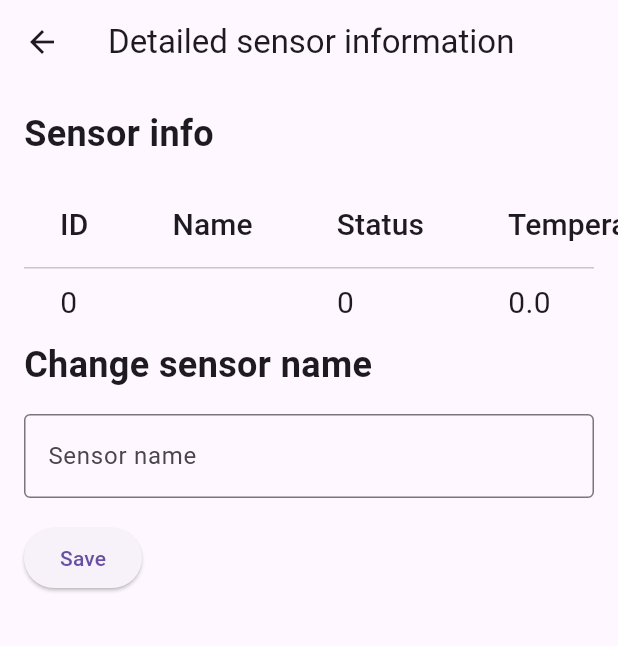
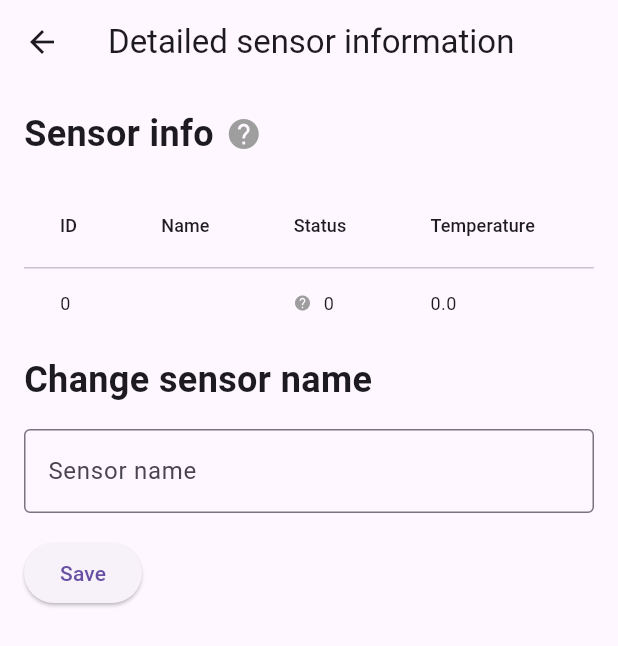
Before and after one commit to havel32/test_case, a Flutter app: the SensorDetailScreen screen opened directly with empty values, on a phone screen of 412 x 824 dp. Shown: the top 646 px of the screen. Run offline on Flutter 3.47's test engine with Material 3 defaults, Android fonts, the phone set to English and light mode, and no system bars.

Commit message:
Added comments, autoresizing table, theme switcher button and formatted

```diff
--- a/test_case_sensors/lib/Models/model.dart
+++ b/test_case_sensors/lib/Models/model.dart
@@ -2,13 +2,15 @@ import 'dart:convert';
 import 'package:flutter/services.dart' show rootBundle;
 
 
+//Сlass representing sensors
 class Sensor {
-  final int sensorId;
-  String name;
-  final int status;
-  final double? temperature;
-  final double? humidity;
+  final int sensorId;         // Sensor's unique ID
+  String name;                // Sensor's name (changeable)
+  final int status;           // Sensor's status
+  final double? temperature;  // Sensor's temperature (nullable)
+  final double? humidity;     // Sensor's humidity (nullable)
 
+  // Constructor to initialize a sensor object
   Sensor({
     required this.sensorId,
     required this.name,
@@ -17,6 +19,7 @@ class Sensor {
     this.humidity,
   });
 
+  // Factory constructor to create a sensor from a JSON object
   factory Sensor.fromJson(Map<String, dynamic> json) {
     return Sensor(
       sensorId: json['sensor_id'] ?? null,
@@ -28,7 +31,10 @@ class Sensor {
   }
 }
 
+
+// Class that handles loading sensor data
 class SensorModel{
+  // Method to fetch sensor data from a JSON file stored in the app's assets
   Future<List<Sensor>> fetchSensorsFromAssets() async {
     String jsonString = await rootBundle.loadString('assets/data.json');
     final List<dynamic> jsonData = jsonDecode(jsonString);
--- a/test_case_sensors/lib/View/view.dart
+++ b/test_case_sensors/lib/View/view.dart
@@ -1,103 +1,63 @@
 import 'package:flutter/material.dart';
+import 'package:provider/provider.dart';
 import '../Models/model.dart';
 import '../ViewModel/viewmodel.dart';
+import 'view_provider.dart';
 
 
-
-
-
-
+// Main screen displaying thee list of sensors
 class SensorListScreen extends StatefulWidget {
   final List<Sensor> sensors;
 
   const SensorListScreen({super.key, required this.sensors});
 
-
   @override
   SensorListScreenState createState() => SensorListScreenState();
-
 }
 
 
 class SensorListScreenState extends State<SensorListScreen>{
+
+  // ViewModel for changing sensor's name and setting color and color according to status
   SensorViewModel logicViewModel = SensorViewModel(model: SensorModel());
 
-  String _searchQuery = '';
-
-  // Function for getting a color by status
-  Color _getStatusColor(int status) {
-    switch (status) {
-      case 1:
-        return Colors.green;
-      case 2:
-        return Colors.red;
-      case 3:
-        return Colors.red;
-      case 4:
-        return Colors.yellow;
-      case 5:
-        return Colors.green;
-      case 6:
-        return Colors.grey;
-      case 7:
-        return Colors.yellow;
-      case 8:
-        return Colors.yellow;
-      case 9:
-        return Colors.yellow;
-      default:
-        return Colors.grey;
-    }
-  }
-
-  // Function for getting an icon by status
-  IconData _getStatusIcon(int status) {
-    switch (status) {
-      case 1:
-        return Icons.check_circle;
-      case 2:
-        return Icons.warning_outlined;
-      case 3:
-        return Icons.fireplace;
-      case 4:
-        return Icons.lock_open;
-      case 5:
-        return Icons.lock;
-      case 6:
-        return Icons.nearby_error_outlined;
-      case 7:
-        return Icons.battery_alert;
-      case 8:
-        return Icons.thermostat;
-      case 9:
-        return Icons.water;
-      default:
-        return Icons.help;
-    }
-  }
+  // To store search query entered by the user
+  String searchQuery = '';
 
   @override
   Widget build(BuildContext context) {
     final int count = widget.sensors.length;
+
     return Scaffold(
       appBar: AppBar(
         toolbarHeight: 70,
+        // Display the title and sensor count in the AppBar
         title: Column(
             crossAxisAlignment: CrossAxisAlignment.start,
             children: [
-              const Text('Sensors'),
+              const Text('Sensors'),      // Main title
               const SizedBox(height: 5),
-              Text('Count: $count'),
+              Text('Count: $count'),      // Display the count of sensors
             ],
           ),
+        actions: [
+          // IconButton to toggle between light and dark themes
+          IconButton(
+            icon: const Icon(Icons.brightness_6),
+            onPressed: (){
+              Provider.of<ThemeProvider>(context, listen: false).switchTheme();
+            })
+        ],
+        // Search bar at the bottom of the AppBar
         bottom: PreferredSize(
           preferredSize: const Size.fromHeight(50.0),
           child: Padding(
             padding: const EdgeInsets.all(8.0),
             child: TextField(
+               // Update the search query as the user types
               onChanged: (value) {
                 setState(() {
-                  _searchQuery = value.toLowerCase();
+                  searchQuery = value.toLowerCase();
                 });
               },
               decoration: const InputDecoration(
@@ -108,26 +68,30 @@ class SensorListScreenState extends State<SensorListScreen>{
           ),
         ),
       ),
+      // Display the list of sensors using ListView.builder
       body: ListView.builder(
-        itemCount: widget.sensors.where((sensor) => sensor.name.toLowerCase().contains(_searchQuery)).length,
+        itemCount: widget.sensors.where((sensor) => sensor.name.toLowerCase().contains(searchQuery)).length,
         itemBuilder: (context, index) {
-          final sensor = widget.sensors.where((sensor) => sensor.name.toLowerCase().contains(_searchQuery)).toList()[index];
+          // Filter the sensors based on the search query
+          final sensor = widget.sensors.where((sensor) => sensor.name.toLowerCase().contains(searchQuery)).toList()[index];
+          // Build each sensor item as a Card with a ListTile
           return Card(
             child: ListTile(
               leading: Icon(
-                _getStatusIcon(sensor.status),
-                color: _getStatusColor(sensor.status),
+                logicViewModel.getStatusIcon(sensor.status),
+                color: logicViewModel.getStatusColor(sensor.status),
               ),
-              title: Text(sensor.name), // != '' ? sensor.name : 'N/A'),
+              title: Text(sensor.name),
               subtitle: Text('Status: ${sensor.status}'),
               trailing: const Icon(Icons.arrow_forward),
               onTap: () async {
+                // Navigate to the SensorDetailScreen when a sensor is tapped
                 final newName = await Navigator.push(context,
                 MaterialPageRoute(
                   builder: (context) => SensorDetailScreen(sensor: sensor),
                   ),
                 );
-
+                // Update the sensor name if a new one was entered
                 if (newName != null){
                   setState(() {
                     logicViewModel.updateSensorName(widget.sensors, sensor.sensorId, newName);
@@ -140,15 +104,14 @@ class SensorListScreenState extends State<SensorListScreen>{
       ),
     );
   }
-
 }
 
 
+// Screen to display detailed information about a specific sensor
 class SensorDetailScreen extends StatefulWidget {
   final Sensor sensor;
 
   const SensorDetailScreen ({super.key, required this.sensor});
-
 
   @override
   SensorDetailScreenState createState() => SensorDetailScreenState();
@@ -156,15 +119,19 @@ class SensorDetailScreen extends StatefulWidget {
 
 
 class SensorDetailScreenState extends State<SensorDetailScreen>{
-
+  // Controller for the text field used to update the sensor name
   late TextEditingController _nameController;
 
+  // ViewModel for setting color and color according to status
+  SensorViewModel logicViewModel = SensorViewModel(model: SensorModel());
+
+  // Form key for validation
   final formKey = GlobalKey<FormState>();
-
 
   @override
   void initState() {
     super.initState();
+    // Initialize the controller with the sensor's current name, if sensor got 'N/A' name it's replaced by ''
     _nameController = TextEditingController(text: widget.sensor.name != 'N/A' ? widget.sensor.name : '');
   }
 
@@ -174,6 +141,7 @@ class SensorDetailScreenState extends State<SensorDetailScreen>{
     super.dispose();
   }
 
+  // Function to check if the input contains any special characters except space, "-", "_"
   bool containsSpecialSymbol(String input){
     final specialCharRegExp = RegExp(r'^[A-Za-zА-яЁё0-9-_\s]+$');
     return !specialCharRegExp.hasMatch(input);
@@ -185,50 +153,89 @@ class SensorDetailScreenState extends State<SensorDetailScreen>{
       appBar: AppBar(
         title: const Text('Detailed sensor information'),
       ),
-      body: Padding(padding: const EdgeInsets.all(16.0),
+      body: Padding(
+        padding: const EdgeInsets.all(16.0),
         child: SingleChildScrollView(
           child: Form(
+            // Attach form key for validation
             key: formKey,
             child: Column(
               crossAxisAlignment: CrossAxisAlignment.start,
               children: [
+                Row(children: [
                   const Text(
                     'Sensor info',
                     style:  TextStyle(fontSize: 24, fontWeight: FontWeight.bold),
                   ),
 
+                  const SizedBox(width: 8), // Add some space between the icon and text
+
+                  Icon(
+                    logicViewModel.getStatusIcon(widget.sensor.status),
+                    color: logicViewModel.getStatusColor(widget.sensor.status),
+                    size: 24,
+                  )
+                ],
+                ),
+
                 const SizedBox(height: 16),
+                // Display detailed sensor info in a table
                 Center(
-                      child:  DataTable(columns:
-                          const [DataColumn(label: Text('ID', style: TextStyle(fontSize: 20))),
-                                DataColumn(label: Text('Name', style: TextStyle(fontSize: 20))),
-                                DataColumn(label: Text('Status', style: TextStyle(fontSize: 20))),
-                                DataColumn(label: Text('Temperature', style: TextStyle(fontSize: 20))),
-                                DataColumn(label: Text('Humidity', style: TextStyle(fontSize: 20)))],
+                  child: LayoutBuilder(
+                    builder: (context, constraints){
+                      // Calculate text size based on screen width
+                      double textSize = constraints.maxWidth < 400 ? 12 : 18;
+                      return SingleChildScrollView(
+                        // Enables horizontal scroll if needed
+                        scrollDirection: Axis.horizontal,
+                        child:  DataTable(
+                                columns: [
+                                DataColumn(label: Text('ID', style: TextStyle(fontSize: textSize))),
+                                DataColumn(label: Text('Name', style: TextStyle(fontSize: textSize))),
+                                DataColumn(label: Text('Status', style: TextStyle(fontSize: textSize))),
+                                DataColumn(label: Text('Temperature', style: TextStyle(fontSize: textSize))),
+                                DataColumn(label: Text('Humidity', style: TextStyle(fontSize: textSize)))],
 
                                 rows: [
                                 DataRow(cells: [
-                                DataCell(Text(widget.sensor.sensorId.toString(), style: const TextStyle(fontSize: 20))),
-                                DataCell(Text(widget.sensor.name, style: const TextStyle(fontSize: 20))),
-                                DataCell(Text(widget.sensor.status.toString(), style: const TextStyle(fontSize: 20))),
-                                DataCell(Text(widget.sensor.temperature != null ? widget.sensor.temperature.toString() : 'N/A', style: const TextStyle(fontSize: 20))),
-                                DataCell(Text(widget.sensor.humidity != null ? widget.sensor.humidity.toString() : 'N/A', style: const TextStyle(fontSize: 20))),
+                                DataCell(Text(widget.sensor.sensorId.toString(), style: TextStyle(fontSize: textSize))),
+                                DataCell(Text(widget.sensor.name, style: TextStyle(fontSize: textSize))),
+                                DataCell(Row(
+                                  children: [
+                                    Icon(
+                                      logicViewModel.getStatusIcon(widget.sensor.status),
+                                      size: textSize, // Adjust icon size as well
+                                      color: logicViewModel.getStatusColor(widget.sensor.status)
+                                    ),
+                                    const SizedBox(width: 8),
+                                    Text(widget.sensor.status.toString(), style: TextStyle(fontSize: textSize)),
+                                  ],
+                                )),
+                                DataCell(Text(widget.sensor.temperature != null ? widget.sensor.temperature.toString() : 'N/A', style: TextStyle(fontSize: textSize))),
+                                DataCell(Text(widget.sensor.humidity != null ? widget.sensor.humidity.toString() : 'N/A', style: TextStyle(fontSize: textSize))),
                             ]),
                           ],
                         ),
+                      );
+                    }
+                  ),
                 ),
 
+                const SizedBox(height: 10),
                 const Text(
                   'Change sensor name',
                   style:  TextStyle(fontSize: 24, fontWeight: FontWeight.bold),
                 ),
+
                 const SizedBox(height: 16),
+                // Text field to change the sensor name
                 TextFormField(
                   controller: _nameController,
                   decoration: const InputDecoration(
                     labelText: 'Sensor name',
                     border: OutlineInputBorder(),
                   ),
+                  // Validator to ensure the name is valid and has no special characters
                   validator: (value){
                     if (value == null || value.isEmpty){
                       return 'Please enter a sensor name';
@@ -241,6 +248,7 @@ class SensorDetailScreenState extends State<SensorDetailScreen>{
                 ),
 
                 const SizedBox(height: 16),
+                // Button to save the updated name and navigate back
                 ElevatedButton(onPressed: () {
                     if (formKey.currentState!.validate()){
                       Navigator.pop(context, _nameController.text);
--- /dev/null
+++ b/test_case_sensors/lib/View/view_provider.dart
@@ -0,0 +1,24 @@
+import 'package:flutter/material.dart';
+
+
+// This class provides a way to manage and switch themes (light and dark)
+class ThemeProvider with ChangeNotifier {
+  ThemeData _themeData;
+
+  ThemeProvider(this._themeData);
+
+  // Getter to access the current theme data
+  ThemeData get themeData => _themeData;
+
+  // Method to switch between light and dark themes
+  void switchTheme() {
+    if (_themeData == ThemeData.light()){
+      _themeData = ThemeData.dark();
+    }
+    else{
+      _themeData = ThemeData.light();
+    }
+    // Notify listeners (UI components) about the theme change
+    notifyListeners();
+  }
+}
--- a/test_case_sensors/lib/ViewModel/viewmodel.dart
+++ b/test_case_sensors/lib/ViewModel/viewmodel.dart
@@ -1,18 +1,81 @@
 import 'package:flutter/material.dart';
-
 import '../Models/model.dart';
 
 
+/*
+* ViewModel class that interacts with the SensorModel and provides data
+* to View.
+*/
 class SensorViewModel extends ChangeNotifier{
   final SensorModel model;
   SensorViewModel({required this.model });
 
+  /*
+  *   Loads the list of sensors asynchronously using the model's data-fetching method.
+  *   Returns a future that resolves to a list of sensors.
+  */
   Future<List<Sensor>> loadSensors() async {
     return await model.fetchSensorsFromAssets();
   }
 
+  /*
+  *   Updates the name of a sensor based on its [sensorId] and [newName].
+  *   Locates the sensor in the provided list and modifies its name.
+  */
   void updateSensorName(List<Sensor> sensors, int sensorId, String newName){
     final sensor = sensors.firstWhere((s) => s.sensorId == sensorId);
     sensor.name = newName;
   }
+
+  // Function to get a color by status
+  Color getStatusColor(int status) {
+    switch (status) {
+      case 1:
+        return Colors.green;
+      case 2:
+        return Colors.red;
+      case 3:
+        return Colors.red;
+      case 4:
+        return Colors.yellow;
+      case 5:
+        return Colors.green;
+      case 6:
+        return Colors.grey;
+      case 7:
+        return Colors.yellow;
+      case 8:
+        return Colors.yellow;
+      case 9:
+        return Colors.yellow;
+      default:
+        return Colors.grey;
+    }
+  }
+
+  // Function to get an icon by status
+  IconData getStatusIcon(int status) {
+    switch (status) {
+      case 1:
+        return Icons.check_circle;
+      case 2:
+        return Icons.warning_outlined;
+      case 3:
+        return Icons.fireplace;
+      case 4:
+        return Icons.lock_open;
+      case 5:
+        return Icons.lock;
+      case 6:
+        return Icons.nearby_error_outlined;
+      case 7:
+        return Icons.battery_alert;
+      case 8:
+        return Icons.thermostat;
+      case 9:
+        return Icons.water;
+      default:
+        return Icons.help;
+    }
+  }
 }
--- a/test_case_sensors/pubspec.yaml
+++ b/test_case_sensors/pubspec.yaml
@@ -30,7 +30,7 @@ environment:
 dependencies:
   flutter:
     sdk: flutter
-
+  provider: ^6.0.0
 
   # The following adds the Cupertino Icons font to your application.
   # Use with the CupertinoIcons class for iOS style icons.
```
Also changed, not shown: test_case_sensors/lib/main.dart (+16 -1 lines), test_case_sensors/pubspec.lock. Lines whose indentation alone changed are shown as unchanged.
